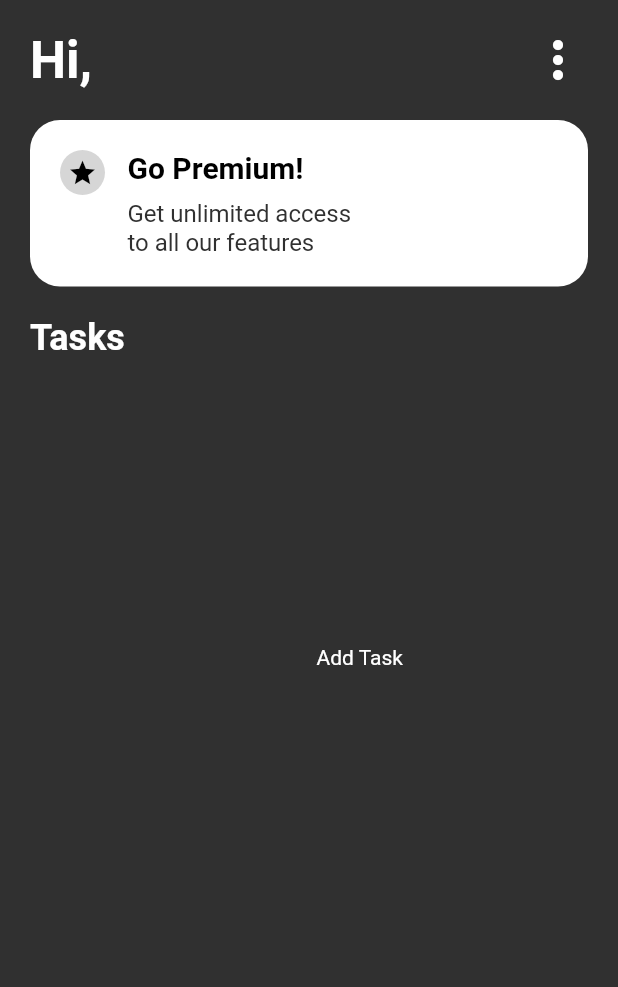
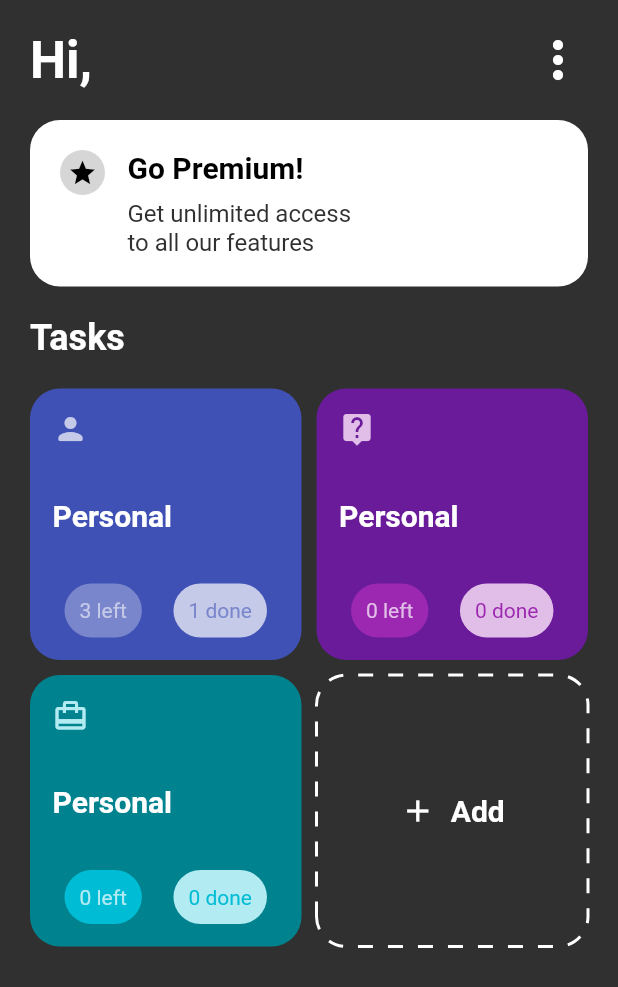
Before and after one commit to LeToyek/To-Do-List, a Flutter app: the screen it shows after launch, after a tap on "Start Making", on a phone screen of 412 x 824 dp. Shown: the top 987 px of the screen. Run offline on Flutter 3.47's test engine with Material 2 defaults, Android fonts, the phone set to English and light mode, and no system bars; drawn by our look-alikes of dotted_border.

Commit message:
Finished making the gridview

```diff
--- a/todo/lib/Pages/list_card_page.dart
+++ b/todo/lib/Pages/list_card_page.dart
@@ -94,7 +94,7 @@ class _ListCardState extends State<ListCard> {
                     ),
                   ),
                   Container(
-                    margin: EdgeInsets.only(top: 20),
+                    margin: EdgeInsets.only(top: 20, bottom: 20),
                     child: Text(
                       'Tasks',
                       style: Theme.of(context).textTheme.headline5?.copyWith(
--- a/todo/lib/Widget/tasks.dart
+++ b/todo/lib/Widget/tasks.dart
@@ -1,5 +1,8 @@
+import 'dart:ui';
+
 import 'package:flutter/material.dart';
 import 'package:todo/model/task.dart';
+import 'package:dotted_border/dotted_border.dart';
 
 class Tasks extends StatelessWidget {
   final tasksList = Task.generateTasks();
@@ -17,14 +20,78 @@ class Tasks extends StatelessWidget {
   }
 
   Widget buildAddTask() {
-    return Text('Add Task');
+    return DottedBorder(
+        borderType: BorderType.RRect,
+        padding: EdgeInsets.all(15),
+        dashPattern: [10, 10],
+        strokeWidth: 2,
+        radius: Radius.circular(20),
+        color: Colors.white,
+        child: Column(
+          crossAxisAlignment: CrossAxisAlignment.center,
+          mainAxisAlignment: MainAxisAlignment.center,
+          children: [
+            Row(
+              mainAxisAlignment: MainAxisAlignment.center,
+              children: [
+                Icon(
+                  Icons.add,
+                ),
+                SizedBox(
+                  width: 10,
+                ),
+                Text(
+                  'Add',
+                  style: TextStyle(fontWeight: FontWeight.bold, fontSize: 20),
+                ),
+              ],
+            ),
+          ],
+        ));
   }
 
   Widget buildTask(BuildContext context, Task task) {
     return Container(
-      padding: EdgeInsets.all(15),
-      decoration: BoxDecoration(
-          color: task.bgColor, borderRadius: BorderRadius.circular(20)),
-    );
+        padding: EdgeInsets.all(15),
+        decoration: BoxDecoration(
+            color: task.bgColor, borderRadius: BorderRadius.circular(20)),
+        child: Column(
+          crossAxisAlignment: CrossAxisAlignment.start,
+          children: [
+            Icon(
+              task.iconData,
+              color: task.iconColor,
+            ),
+            Spacer(),
+            Text(
+              task.title!,
+              style: TextStyle(fontWeight: FontWeight.bold, fontSize: 20),
+            ),
+            Spacer(),
+            Row(
+              mainAxisAlignment: MainAxisAlignment.spaceEvenly,
+              children: [
+                buildTaskStatus(
+                    task.btnColor!, task.iconColor!, '${task.left} left'),
+                SizedBox(
+                  width: 5,
+                ),
+                buildTaskStatus(
+                    task.iconColor!, task.btnColor!, '${task.done} done')
+              ],
+            )
+          ],
+        ));
+  }
+
+  Widget buildTaskStatus(Color bgColor, Color txColor, String text) {
+    return Container(
+        padding: EdgeInsets.symmetric(horizontal: 10, vertical: 10),
+        decoration: BoxDecoration(
+            color: bgColor, borderRadius: BorderRadius.circular(20)),
+        child: Text(
+          text,
+          style: TextStyle(color: txColor),
+        ));
   }
 }
--- a/todo/lib/model/task.dart
+++ b/todo/lib/model/task.dart
@@ -23,27 +23,27 @@ class Task {
       Task(
         iconData: Icons.person_rounded,
         title: 'Personal',
-        bgColor: Color(0x3D2C8D),
-        iconColor: Color(0x916BBF),
-        btnColor: Color(0xC996CC),
+        bgColor: Colors.indigo,
+        iconColor: Colors.indigo[100],
+        btnColor: Colors.indigo[300],
         left: 3,
         done: 1,
       ),
       Task(
-        iconData: Icons.person_rounded,
+        iconData: Icons.live_help,
         title: 'Personal',
-        bgColor: Color(0x3D2C8D),
-        iconColor: Color(0x916BBF),
-        btnColor: Color(0xC996CC),
+        bgColor: Colors.purple[800],
+        iconColor: Colors.purple[100],
+        btnColor: Colors.purple,
         left: 0,
         done: 0,
       ),
       Task(
-        iconData: Icons.person_rounded,
+        iconData: Icons.card_travel,
         title: 'Personal',
-        bgColor: Color(0x3D2C8D),
-        iconColor: Color(0x916BBF),
-        btnColor: Color(0xC996CC),
+        bgColor: Colors.cyan[800],
+        iconColor: Colors.cyan[100],
+        btnColor: Colors.cyan,
         left: 0,
         done: 0,
       ),
--- a/todo/pubspec.yaml
+++ b/todo/pubspec.yaml
@@ -34,6 +34,7 @@ dependencies:
   # The following adds the Cupertino Icons font to your application.
   # Use with the CupertinoIcons class for iOS style icons.
   cupertino_icons: ^1.0.2
+  dotted_border: ^2.0.0+1
 
 dev_dependencies:
   flutter_test:
```
Also changed, not shown: todo/pubspec.lock.
